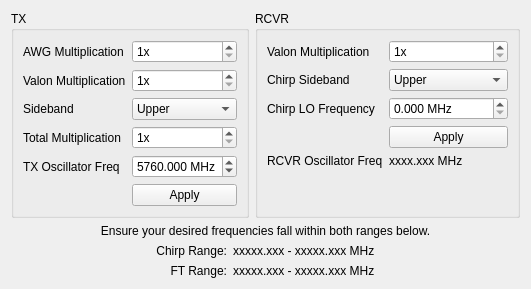
Old version of the form rfconfigwidget.ui in the repository kncrabtree/blackchirp.
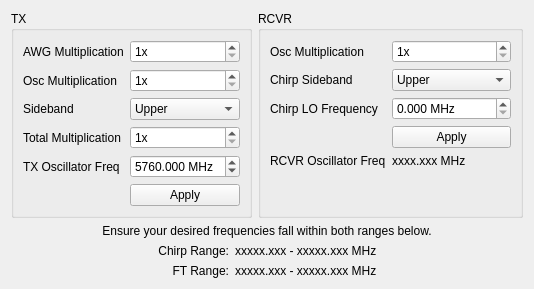
New version of the form.

Commit message: Updated strings on RF UI

Patch:
```diff
--- a/rfconfigwidget.ui
+++ b/rfconfigwidget.ui
@@ -6,7 +6,7 @@
    <rect>
     <x>0</x>
     <y>0</y>
-    <width>530</width>
+    <width>534</width>
     <height>261</height>
    </rect>
   </property>
@@ -48,7 +48,7 @@
         <item row="1" column="0">
          <widget class="QLabel" name="valonTxMultiplicationLabel">
           <property name="text">
-           <string>Valon Multiplication</string>
+           <string>Osc Multiplication</string>
           </property>
          </widget>
         </item>
@@ -154,7 +154,7 @@
         <item row="0" column="0">
          <widget class="QLabel" name="valonMultiplicationLabel">
           <property name="text">
-           <string>Valon Multiplication</string>
+           <string>Osc Multiplication</string>
           </property>
          </widget>
         </item>
```
